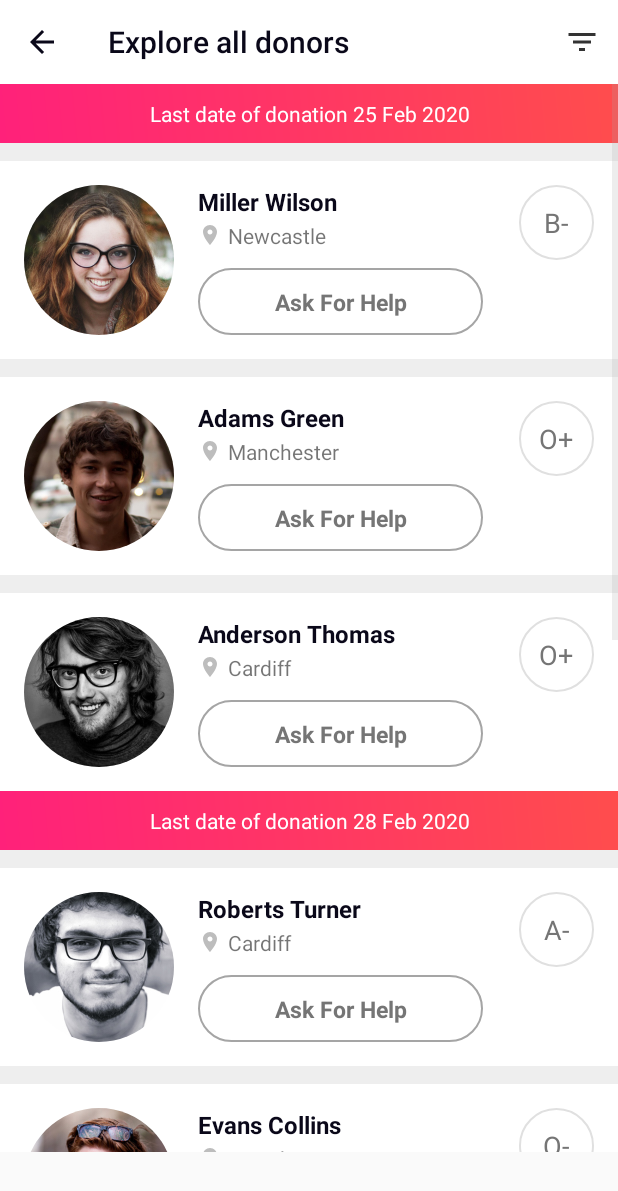
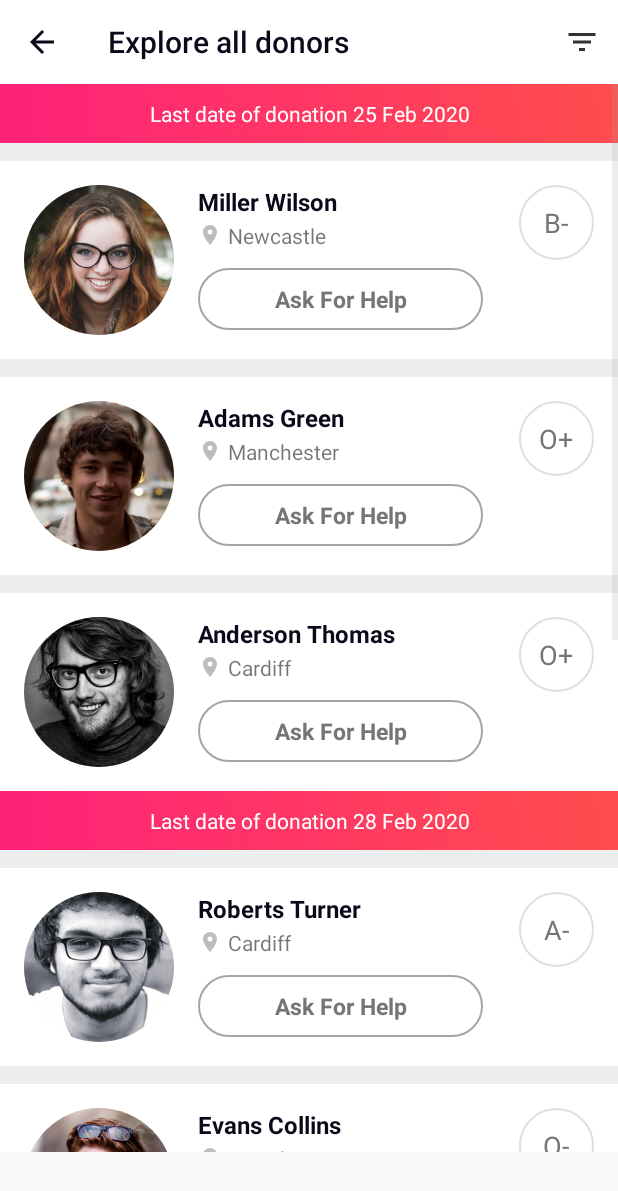
Before and after one commit to Animesh-Barai/be_a_hero, an Android app: the screen it shows after launch (ActivityDonors), after a tap on "FIND DONOR", on a phone screen of 412 x 824 dp. Shown: the top 1191 px of the screen. Run offline under Robolectric (Android 15) with nearby library versions, the phone set to English and light mode, and no system bars; our stand-ins replace CircleImageView, data binding.

Commit message:
donors list add click listener

```diff
--- a/app/src/main/java/com/be_a_hero/app/activities/ActivityDonors.java
+++ b/app/src/main/java/com/be_a_hero/app/activities/ActivityDonors.java
@@ -7,6 +7,7 @@ import android.databinding.DataBindingUtil;
 import android.os.Bundle;
 import android.support.design.widget.Snackbar;
 import android.support.v7.widget.LinearLayoutManager;
+import android.util.Log;
 import android.view.Menu;
 import android.view.MenuItem;
 import android.view.View;
@@ -63,6 +64,11 @@ public class ActivityDonors extends BaseActivity {
         //set data and list adapter
         donorsAdapter = new DonorsAdapter(activityContext, null);
         binding.donorsRecyclerView.setAdapter(donorsAdapter);
+
+        // clicking the ask for help button
+        donorsAdapter.SetOnItemClickListener((v, position, obj) -> {
+            Log.e("position", ((RowItem) obj).getUsers().getName());
+        });
     }
 
     private void groupDataIntoHashMap(List<Users> usersList) {
--- a/app/src/main/java/com/be_a_hero/app/adapters/DonorsAdapter.java
+++ b/app/src/main/java/com/be_a_hero/app/adapters/DonorsAdapter.java
@@ -75,8 +75,7 @@ public class DonorsAdapter extends RecyclerView.Adapter<RecyclerView.ViewHolder>
     }
 
     @Override
-    public void onBindViewHolder(@NonNull RecyclerView.ViewHolder holder,
-                                 int position) {
+    public void onBindViewHolder(@NonNull RecyclerView.ViewHolder holder, int position) {
 
         switch (holder.getItemViewType()) {
             case UsersListItem.TYPE_HEADER:
@@ -95,6 +94,14 @@ public class DonorsAdapter extends RecyclerView.Adapter<RecyclerView.ViewHolder>
                 rViewHolder.binding.userImageView.setImageResource(rowItem.getUsers().getImage());
                 rViewHolder.binding.userLocationTextView.setText(rowItem.getUsers().getLocation());
                 rViewHolder.binding.bloodGroupTextView.setText(rowItem.getUsers().getBloodGroup());
+
+                // click listeners
+                rViewHolder.binding.buttonAskForHelp.setOnClickListener(view -> {
+                    if (mOnItemClickListener != null) {
+                        mOnItemClickListener.onItemClick(view, position, rowItem);
+                    }
+                });
+
                 break;
         }
 
--- a/app/src/main/res/layout/item_donors_row.xml
+++ b/app/src/main/res/layout/item_donors_row.xml
@@ -96,8 +96,8 @@
                     android:text="@string/ask_for_help"
                     android:textColor="@color/md_grey_600"
                     app:fontFamily="@fonts/montserrat_bold"
-                    android:paddingTop="@dimen/spacing_xmlarge"
-                    android:paddingBottom="@dimen/spacing_xmlarge"
+                    android:paddingTop="@dimen/spacing_middle"
+                    android:paddingBottom="@dimen/spacing_middle"
                     android:background="@drawable/round_rect_button_silver_border"/>
 
             </com.be_a_hero.app.widget.MaterialRippleLayout>
```
